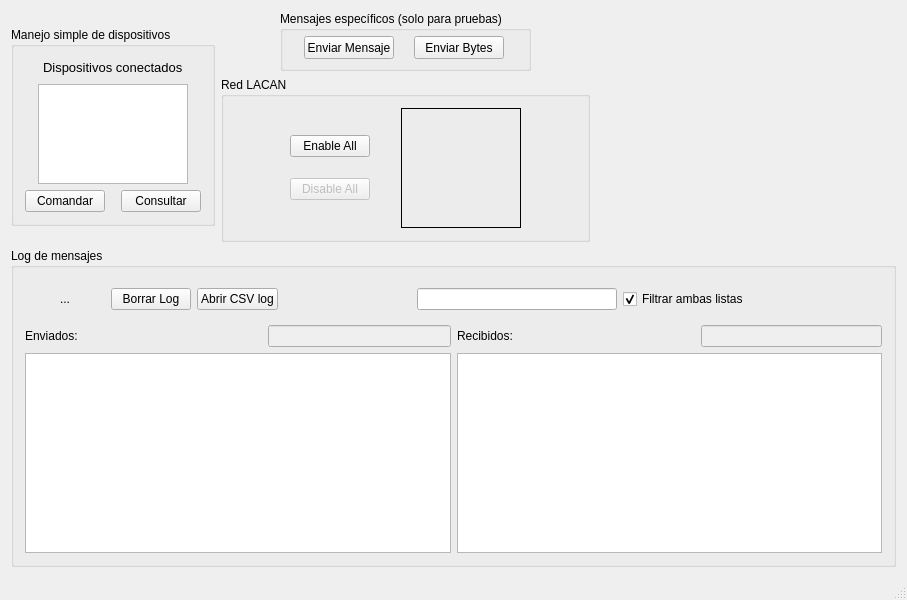
arukagiri/interfazLAC, file mainwindow.ui: the form before one commit.
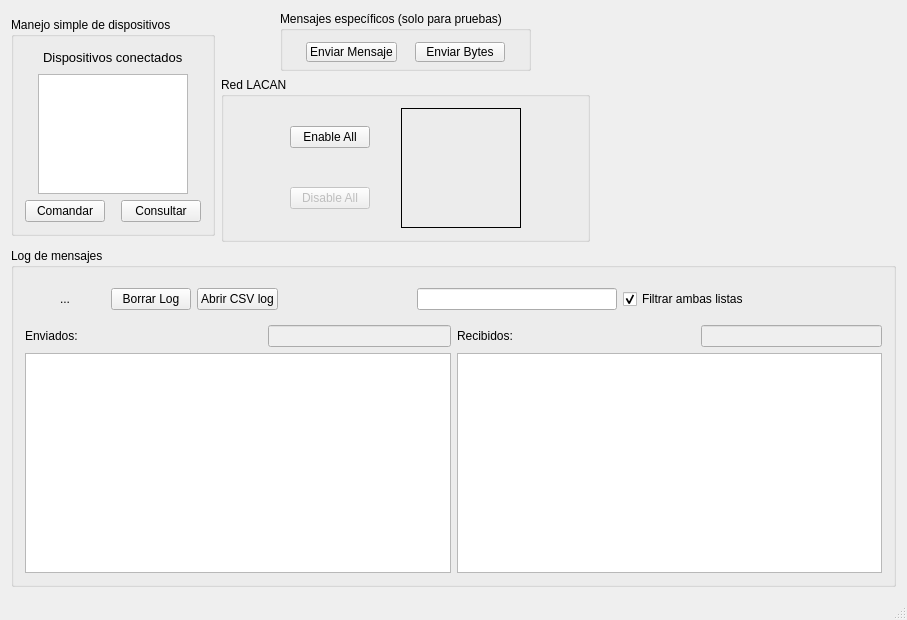
The form after the commit. Icons and pictures are not drawn.

What changed in the file:
```diff
--- a/mainwindow.ui
+++ b/mainwindow.ui
@@ -7,7 +7,7 @@
     <x>0</x>
     <y>0</y>
     <width>907</width>
-    <height>599</height>
+    <height>620</height>
    </rect>
   </property>
   <property name="windowTitle">
@@ -118,13 +118,13 @@
              <property name="minimumSize">
               <size>
                <width>150</width>
-               <height>100</height>
+               <height>120</height>
               </size>
              </property>
              <property name="maximumSize">
               <size>
                <width>150</width>
-               <height>100</height>
+               <height>120</height>
               </size>
              </property>
             </widget>
@@ -205,6 +205,9 @@
             <property name="orientation">
              <enum>Qt::Horizontal</enum>
             </property>
+            <property name="sizeType">
+             <enum>QSizePolicy::Fixed</enum>
+            </property>
             <property name="sizeHint" stdset="0">
              <size>
               <width>40</width>
@@ -230,15 +233,9 @@
             <property name="title">
              <string>Mensajes específicos (solo para pruebas)</string>
             </property>
+            <layout class="QHBoxLayout" name="horizontalLayout_8">
+             <item>
             <widget class="QPushButton" name="button_ENVIAR_MENSAJE">
-             <property name="geometry">
-              <rect>
-               <x>24</x>
-               <y>25</y>
-               <width>90</width>
-               <height>23</height>
-              </rect>
-             </property>
              <property name="sizePolicy">
               <sizepolicy hsizetype="Fixed" vsizetype="Fixed">
                <horstretch>0</horstretch>
@@ -255,15 +252,9 @@
               <string>Enviar Mensaje</string>
              </property>
             </widget>
+             </item>
+             <item>
             <widget class="QPushButton" name="button_ByteSend">
-             <property name="geometry">
-              <rect>
-               <x>134</x>
-               <y>25</y>
-               <width>90</width>
-               <height>23</height>
-              </rect>
-             </property>
              <property name="sizePolicy">
               <sizepolicy hsizetype="Fixed" vsizetype="Fixed">
                <horstretch>0</horstretch>
@@ -280,6 +271,8 @@
               <string>Enviar Bytes</string>
              </property>
             </widget>
+             </item>
+            </layout>
            </widget>
           </item>
           <item>
@@ -287,6 +280,9 @@
             <property name="orientation">
              <enum>Qt::Horizontal</enum>
             </property>
+            <property name="sizeType">
+             <enum>QSizePolicy::Fixed</enum>
+            </property>
             <property name="sizeHint" stdset="0">
              <size>
               <width>40</width>
@@ -299,6 +295,12 @@
         </item>
         <item>
          <widget class="QGroupBox" name="groupBox_4">
+          <property name="sizePolicy">
+           <sizepolicy hsizetype="Fixed" vsizetype="Fixed">
+            <horstretch>0</horstretch>
+            <verstretch>0</verstretch>
+           </sizepolicy>
+          </property>
           <property name="title">
            <string>Red LACAN</string>
           </property>
@@ -321,19 +323,6 @@
            </item>
            <item>
             <layout class="QVBoxLayout" name="verticalLayout_6">
-             <item>
-              <spacer name="verticalSpacer">
-               <property name="orientation">
-                <enum>Qt::Vertical</enum>
-               </property>
-               <property name="sizeHint" stdset="0">
-                <size>
-                 <width>20</width>
-                 <height>40</height>
-                </size>
-               </property>
-              </spacer>
-             </item>
              <item>
               <widget class="QPushButton" name="pushButton_gen_enable">
                <property name="text">
@@ -367,19 +356,6 @@
                </property>
               </widget>
              </item>
-             <item>
-              <spacer name="verticalSpacer_2">
-               <property name="orientation">
-                <enum>Qt::Vertical</enum>
-               </property>
-               <property name="sizeHint" stdset="0">
-                <size>
-                 <width>20</width>
-                 <height>40</height>
-                </size>
-               </property>
-              </spacer>
-             </item>
             </layout>
            </item>
            <item>
```
Left out of the diff: 6 changed lines with no effect on the pictures. Lines whose indentation alone changed are shown as unchanged.
